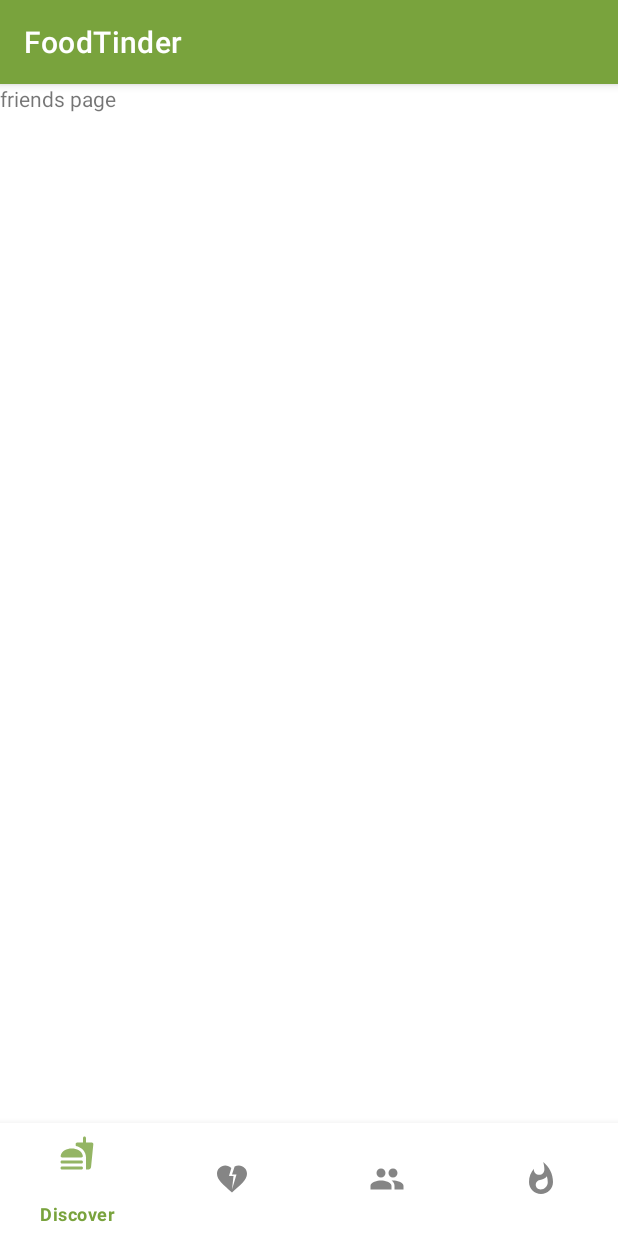
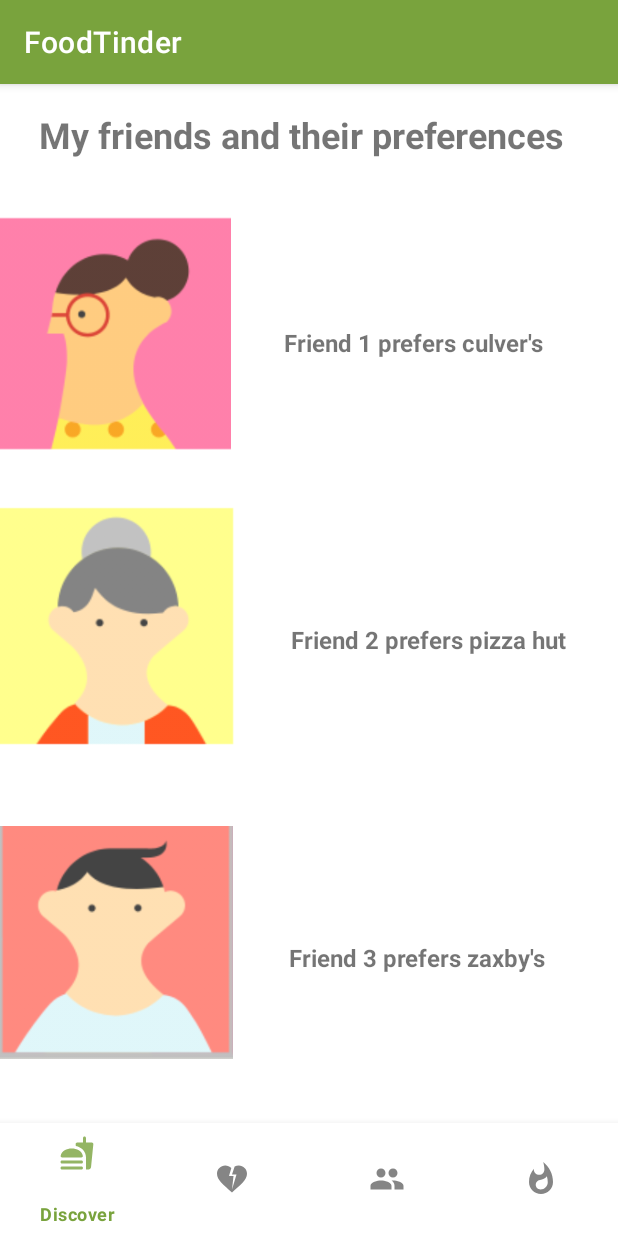
Before and after one commit to M-A-D-Group-12/Food-Tinder, an Android app: the fragment FriendsPage placed in its activity, on a phone screen of 412 x 824 dp. Run offline under Robolectric (Android 15) with nearby library versions, the phone set to English and light mode, and no system bars; libraries missing offline, so code that uses them is left out: com.lorentzos.flingswipe; 4 statements that could not run were skipped.

Commit message:
added the most recent layouts to the repo

```diff
--- a/FoodTinder-main/app/src/main/res/layout/fragment_common_page.xml
+++ b/FoodTinder-main/app/src/main/res/layout/fragment_common_page.xml
@@ -57,7 +57,7 @@
         android:layout_width="wrap_content"
         android:layout_height="wrap_content"
         android:layout_marginTop="19dp"
-        android:text="@string/friend3Name"
+        android:text="Richard Rant"
         app:layout_constraintBottom_toBottomOf="parent"
         app:layout_constraintEnd_toEndOf="parent"
         app:layout_constraintHorizontal_bias="0.885"
--- a/FoodTinder-main/app/src/main/res/layout/fragment_friends_page.xml
+++ b/FoodTinder-main/app/src/main/res/layout/fragment_friends_page.xml
@@ -1,14 +1,87 @@
 <?xml version="1.0" encoding="utf-8"?>
-<FrameLayout xmlns:android="http://schemas.android.com/apk/res/android"
+<RelativeLayout
+    xmlns:android="http://schemas.android.com/apk/res/android"
+    xmlns:app="http://schemas.android.com/apk/res-auto"
     xmlns:tools="http://schemas.android.com/tools"
     android:layout_width="match_parent"
-    android:layout_height="match_parent"
-    tools:context=".FriendsPage">
+    android:layout_height="match_parent">
 
-    <!-- TODO: Update blank fragment layout -->
     <TextView
-        android:layout_width="match_parent"
-        android:layout_height="match_parent"
-        android:text="friends page" />
+        android:id="@+id/myTextView"
+        android:layout_width="wrap_content"
+        android:layout_height="wrap_content"
+        android:layout_alignParentStart="true"
+        android:layout_alignParentTop="true"
+        android:layout_centerHorizontal="true"
+        android:layout_marginStart="26dp"
+        android:layout_marginTop="17dp"
+        android:text="My friends and their preferences"
+        android:textSize="24sp"
+        android:textStyle="bold" />
 
-</FrameLayout>
+    <ImageView
+        android:id="@+id/imageView14"
+        android:layout_width="154dp"
+        android:layout_height="wrap_content"
+        android:layout_alignParentStart="true"
+        android:layout_alignParentTop="true"
+        android:layout_marginTop="81dp"
+        android:src="@drawable/friend_3" />
+
+    <ImageView
+        android:id="@+id/imageView15"
+        android:layout_width="157dp"
+        android:layout_height="wrap_content"
+        android:layout_alignParentStart="true"
+        android:layout_alignParentBottom="true"
+        android:layout_marginStart="0dp"
+        android:layout_marginBottom="243dp"
+        android:src="@drawable/friend_2" />
+
+    <ImageView
+        android:id="@+id/imageView16"
+        android:layout_width="155dp"
+        android:layout_height="wrap_content"
+        android:layout_alignParentStart="true"
+        android:layout_alignParentBottom="true"
+        android:layout_marginBottom="35dp"
+        android:src="@drawable/friend_1" />
+
+    <TextView
+        android:id="@+id/textView9"
+        android:layout_width="wrap_content"
+        android:layout_height="wrap_content"
+        android:layout_alignParentTop="true"
+        android:layout_alignParentEnd="true"
+        android:layout_marginTop="161dp"
+        android:layout_marginEnd="49dp"
+        android:text="Friend 1 prefers culver's"
+        android:textSize="16sp"
+        android:textStyle="bold" />
+
+    <TextView
+        android:id="@+id/textView10"
+        android:layout_width="wrap_content"
+        android:layout_height="wrap_content"
+        android:layout_alignParentEnd="true"
+        android:layout_alignParentBottom="true"
+        android:layout_centerVertical="true"
+        android:layout_marginEnd="34dp"
+        android:layout_marginBottom="311dp"
+        android:text="Friend 2 prefers pizza hut"
+        android:textSize="16sp"
+        android:textStyle="bold" />
+
+    <TextView
+        android:id="@+id/textView12"
+        android:layout_width="wrap_content"
+        android:layout_height="wrap_content"
+        android:layout_alignParentEnd="true"
+        android:layout_alignParentBottom="true"
+        android:layout_marginEnd="48dp"
+        android:layout_marginBottom="99dp"
+        android:text="Friend 3 prefers zaxby's"
+        android:textSize="16sp"
+        android:textStyle="bold" />
+
+</RelativeLayout>
```
